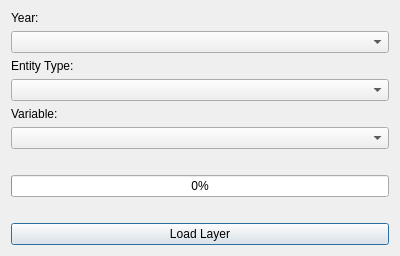
nlebovits/censo-argentino-qgis, file dialog.ui: the form before one commit.
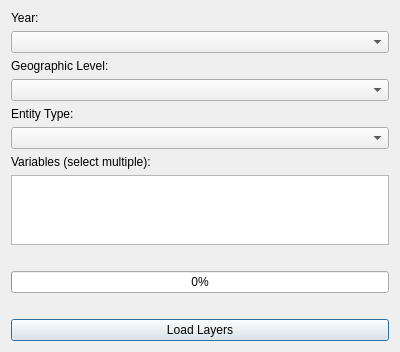
The form after the commit.

Commit message: Add geographic level selection and multi-variable support

```diff
--- a/dialog.ui
+++ b/dialog.ui
@@ -24,6 +24,16 @@
    <item>
     <widget class="QComboBox" name="comboYear"/>
    </item>
+   <item>
+    <widget class="QLabel" name="label_4">
+     <property name="text">
+      <string>Geographic Level:</string>
+     </property>
+    </widget>
+   </item>
+   <item>
+    <widget class="QComboBox" name="comboGeoLevel"/>
+   </item>
    <item>
     <widget class="QLabel" name="label_3">
      <property name="text">
@@ -37,12 +47,16 @@
    <item>
     <widget class="QLabel" name="label_2">
      <property name="text">
-      <string>Variable:</string>
+      <string>Variables (select multiple):</string>
      </property>
     </widget>
    </item>
    <item>
-    <widget class="QComboBox" name="comboVariable"/>
+    <widget class="QListWidget" name="listVariables">
+     <property name="selectionMode">
+      <enum>QAbstractItemView::ExtendedSelection</enum>
+     </property>
+    </widget>
    </item>
    <item>
     <widget class="QLabel" name="lblDescription">
@@ -96,7 +110,7 @@
    <item>
     <widget class="QPushButton" name="btnLoad">
      <property name="text">
-      <string>Load Layer</string>
+      <string>Load Layers</string>
      </property>
     </widget>
    </item>
```
The commit also changes 2 other files.
